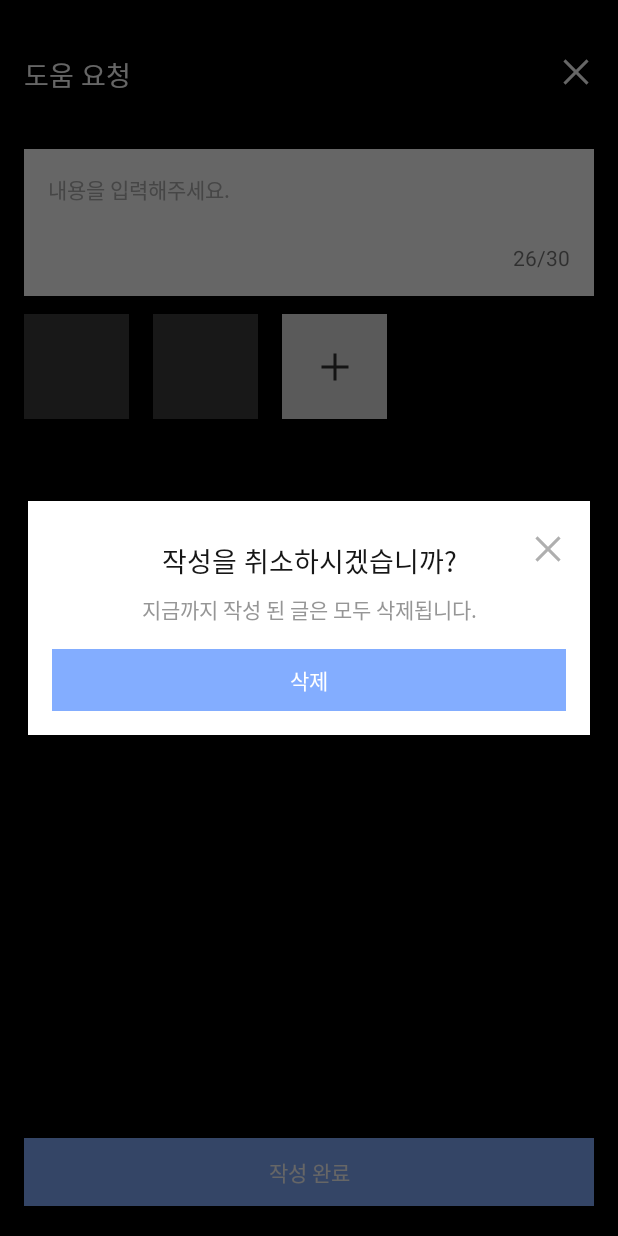
After one commit to KU-Summer-Hackathon/aos, an Android app: the fragment HelpRequestDialogFragment placed in its activity, on a phone screen of 412 x 824 dp. The commit adds this screen. Run offline under Robolectric (Android 15) with nearby library versions, the phone set to English and light mode, and no system bars; our stand-ins replace data binding.

Commit message:
[feat] 도움 요청 작성 중 취소 시 다이얼로그 동작 구현

```diff
--- a/app/src/main/java/com/yjooooo/doreandroid/presentation/help_request/HelpRequestActivity.kt
+++ b/app/src/main/java/com/yjooooo/doreandroid/presentation/help_request/HelpRequestActivity.kt
@@ -1,20 +1,33 @@
 package com.yjooooo.doreandroid.presentation.help_request
 
 import android.os.Bundle
+import androidx.activity.viewModels
 import com.yjooooo.doreandroid.R
 import com.yjooooo.doreandroid.databinding.ActivityHelpRequestBinding
 import com.yjooooo.doreandroid.presentation.base.BaseActivity
+import com.yjooooo.doreandroid.util.EventObserver
 
 class HelpRequestActivity :
     BaseActivity<ActivityHelpRequestBinding>(R.layout.activity_help_request) {
+    private val helpRequestViewModel by viewModels<HelpRequestViewModel>()
+
     override fun onCreate(savedInstanceState: Bundle?) {
         super.onCreate(savedInstanceState)
         initCloseBtnClickListener()
+        initIsCancelRequestObserver()
     }
 
     private fun initCloseBtnClickListener() {
         binding.btnHelpRequestClose.setOnClickListener {
-            finish()
+            HelpRequestDialogFragment().show(supportFragmentManager, this.javaClass.name)
         }
     }
+
+    private fun initIsCancelRequestObserver() {
+        helpRequestViewModel.isCancelRequest.observe(this, EventObserver { isCancel ->
+            if (isCancel) {
+                finish()
+            }
+        })
+    }
 }
--- /dev/null
+++ b/app/src/main/java/com/yjooooo/doreandroid/presentation/help_request/HelpRequestDialogFragment.kt
@@ -0,0 +1,69 @@
+package com.yjooooo.doreandroid.presentation.help_request
+
+import android.os.Bundle
+import android.view.LayoutInflater
+import android.view.View
+import android.view.ViewGroup
+import androidx.databinding.DataBindingUtil
+import androidx.fragment.app.DialogFragment
+import androidx.fragment.app.activityViewModels
+import com.yjooooo.doreandroid.R
+import com.yjooooo.doreandroid.databinding.FragmentHelpRequestDialogBinding
+
+class HelpRequestDialogFragment : DialogFragment() {
+    private var _binding: FragmentHelpRequestDialogBinding? = null
+    val binding get() = _binding ?: error(getString(R.string.binding_error))
+
+    private val helpRequestViewModel by activityViewModels<HelpRequestViewModel>()
+
+    override fun onCreateView(
+        inflater: LayoutInflater,
+        container: ViewGroup?,
+        savedInstanceState: Bundle?,
+    ): View? {
+        _binding = DataBindingUtil.inflate(
+            inflater,
+            R.layout.fragment_help_request_dialog,
+            container,
+            false
+        )
+        return binding.root
+    }
+
+    override fun onViewCreated(view: View, savedInstanceState: Bundle?) {
+        super.onViewCreated(view, savedInstanceState)
+        setLayout()
+        initDeleteBtnClickListener()
+        initCloseBtnClickListener()
+    }
+
+    override fun onStart() {
+        super.onStart()
+        setLayout()
+    }
+
+    private fun setLayout() {
+        requireNotNull(dialog).apply {
+            requireNotNull(window).apply {
+                setLayout(
+                    (resources.displayMetrics.widthPixels * 0.91).toInt(),
+                    ViewGroup.LayoutParams.WRAP_CONTENT
+                )
+                setBackgroundDrawableResource(R.drawable.shape_rect_white)
+            }
+        }
+    }
+
+    private fun initDeleteBtnClickListener() {
+        binding.btnHelpRequestCancelDelete.setOnClickListener {
+            dismiss()
+            helpRequestViewModel.initIsCancelRequest(true)
+        }
+    }
+
+    private fun initCloseBtnClickListener() {
+        binding.btnHelpRequestCancelClose.setOnClickListener {
+            dismiss()
+        }
+    }
+}
--- /dev/null
+++ b/app/src/main/java/com/yjooooo/doreandroid/presentation/help_request/HelpRequestViewModel.kt
@@ -0,0 +1,15 @@
+package com.yjooooo.doreandroid.presentation.help_request
+
+import androidx.lifecycle.LiveData
+import androidx.lifecycle.MutableLiveData
+import androidx.lifecycle.ViewModel
+import com.yjooooo.doreandroid.util.Event
+
+class HelpRequestViewModel : ViewModel() {
+    private val _isCancelRequest = MutableLiveData<Event<Boolean>>()
+    val isCancelRequest: LiveData<Event<Boolean>> = _isCancelRequest
+
+    fun initIsCancelRequest(isCancel: Boolean) {
+        _isCancelRequest.value = Event(isCancel)
+    }
+}
--- /dev/null
+++ b/app/src/main/res/drawable/ic_close_gray.xml
@@ -0,0 +1,9 @@
+<vector xmlns:android="http://schemas.android.com/apk/res/android"
+    android:width="24dp"
+    android:height="24dp"
+    android:viewportWidth="24"
+    android:viewportHeight="24">
+  <path
+      android:pathData="M5,3.5789L20.4211,19L19,20.4211L3.5789,5L5,3.5789ZM20.4211,5L5,20.4211L3.5789,19L19,3.5789L20.4211,5Z"
+      android:fillColor="#AFAFAF"/>
+</vector>
--- /dev/null
+++ b/app/src/main/res/drawable/shape_rect_white.xml
@@ -0,0 +1,5 @@
+<?xml version="1.0" encoding="utf-8"?>
+<shape xmlns:android="http://schemas.android.com/apk/res/android"
+    android:shape="rectangle">
+    <solid android:color="@color/dore_white" />
+</shape>
--- a/app/src/main/res/layout/activity_help_request.xml
+++ b/app/src/main/res/layout/activity_help_request.xml
@@ -34,7 +34,7 @@
             android:layout_marginEnd="6dp"
             android:background="@android:color/transparent"
             android:padding="10dp"
-            android:src="@drawable/ic_close"
+            android:src="@drawable/ic_close_white"
             app:layout_constraintEnd_toEndOf="parent"
             app:layout_constraintTop_toTopOf="parent" />
 
@@ -122,7 +122,8 @@
             android:fontFamily="@font/spoqa_han_sans_neo_medium"
             android:minHeight="0dp"
             android:paddingVertical="12dp"
-            android:text="작성 완료"
+            android:stateListAnimator="@null"
+            android:text="@string/help_request_done"
             android:textColor="@color/dore_white"
             android:textSize="14dp"
             app:layout_constraintBottom_toBottomOf="parent"
--- /dev/null
+++ b/app/src/main/res/layout/fragment_help_request_dialog.xml
@@ -0,0 +1,74 @@
+<?xml version="1.0" encoding="utf-8"?>
+<layout xmlns:android="http://schemas.android.com/apk/res/android"
+    xmlns:app="http://schemas.android.com/apk/res-auto"
+    xmlns:tools="http://schemas.android.com/tools">
+
+    <data>
+
+    </data>
+
+    <androidx.constraintlayout.widget.ConstraintLayout
+        android:layout_width="match_parent"
+        android:layout_height="wrap_content"
+        tools:context=".presentation.help_request.HelpRequestDialogFragment">
+
+        <ImageButton
+            android:id="@+id/btn_help_request_cancel_close"
+            android:layout_width="wrap_content"
+            android:layout_height="wrap_content"
+            android:layout_marginTop="10dp"
+            android:layout_marginEnd="6dp"
+            android:background="@android:color/transparent"
+            android:padding="10dp"
+            android:src="@drawable/ic_close_gray"
+            app:layout_constraintEnd_toEndOf="parent"
+            app:layout_constraintTop_toTopOf="parent" />
+
+        <TextView
+            android:id="@+id/tv_help_request_cancel_title"
+            android:layout_width="wrap_content"
+            android:layout_height="wrap_content"
+            android:layout_marginTop="26dp"
+            android:fontFamily="@font/spoqa_han_sans_neo_bold"
+            android:text="@string/help_request_cancel_title"
+            android:textColor="@color/dore_text_black"
+            android:textSize="18dp"
+            app:layout_constraintEnd_toEndOf="parent"
+            app:layout_constraintStart_toStartOf="parent"
+            app:layout_constraintTop_toTopOf="parent" />
+
+        <TextView
+            android:id="@+id/tv_help_request_cancel_content"
+            android:layout_width="wrap_content"
+            android:layout_height="wrap_content"
+            android:layout_marginTop="8dp"
+            android:fontFamily="@font/spoqa_han_sans_neo_medium"
+            android:text="@string/help_request_cancel_content"
+            android:textColor="@color/dore_gray_6"
+            android:textSize="14dp"
+            app:layout_constraintEnd_toEndOf="parent"
+            app:layout_constraintStart_toStartOf="parent"
+            app:layout_constraintTop_toBottomOf="@id/tv_help_request_cancel_title" />
+
+        <androidx.appcompat.widget.AppCompatButton
+            android:id="@+id/btn_help_request_cancel_delete"
+            android:layout_width="0dp"
+            android:layout_height="wrap_content"
+            android:layout_marginHorizontal="16dp"
+            android:layout_marginTop="16dp"
+            android:layout_marginBottom="16dp"
+            android:background="@color/dore_blue"
+            android:fontFamily="@font/spoqa_han_sans_neo_medium"
+            android:stateListAnimator="@null"
+            android:minHeight="0dp"
+            android:paddingVertical="10dp"
+            android:text="@string/help_request_cancel_delete"
+            android:textColor="@color/dore_white"
+            android:textSize="14dp"
+            app:layout_constraintBottom_toBottomOf="parent"
+            app:layout_constraintEnd_toEndOf="parent"
+            app:layout_constraintStart_toStartOf="parent"
+            app:layout_constraintTop_toBottomOf="@id/tv_help_request_cancel_content" />
+
+    </androidx.constraintlayout.widget.ConstraintLayout>
+</layout>
--- a/app/src/main/res/values/strings.xml
+++ b/app/src/main/res/values/strings.xml
@@ -1,5 +1,6 @@
 <resources>
     <string name="app_name">DoReAndroid</string>
+    <string name="binding_error">Binding not initialized to reference the view.</string>
 
     <!-- BottomNavigation -->
     <string name="title_ranking">Ranking</string>
@@ -32,4 +33,10 @@
 
     <!-- HelpRequestActivity -->
     <string name="help_request_text_hint">내용을 입력해주세요.</string>
+    <!-- TODO: Remove or change this placeholder text -->
+    <string name="hello_blank_fragment">Hello blank fragment</string>
+    <string name="help_request_cancel_title">작성을 취소하시겠습니까?</string>
+    <string name="help_request_cancel_content">지금까지 작성 된 글은 모두 삭제됩니다.</string>
+    <string name="help_request_cancel_delete">삭제</string>
+    <string name="help_request_done">작성 완료</string>
 </resources>
```
Also changed, not shown: app/src/main/res/drawable/ic_close_white.xml (renamed from app/src/main/res/drawable/ic_close.xml).
